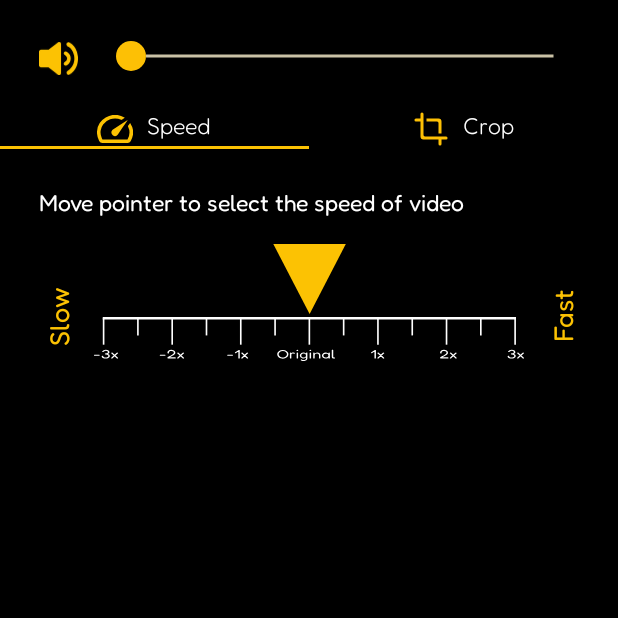
After one commit to SaadullahMaximus/SlowMotionApp, an Android app: the fragment MainFragment placed in its activity, on a phone screen of 412 x 824 dp, the top half of it. The commit adds this screen. Run offline under Robolectric (Android 15) with nearby library versions, the phone set to English and light mode, and no system bars; our stand-ins replace sdp/ssp sizes; 2 statements that could not run were skipped.

Commit message:
Working fine till now layout:)

```diff
--- /dev/null
+++ b/app/src/main/java/com/example/slowmotionapp/adapters/ViewPagerAdapter.kt
@@ -0,0 +1,27 @@
+package com.example.slowmotionapp.adapters
+
+import androidx.fragment.app.Fragment
+import androidx.fragment.app.FragmentManager
+import androidx.fragment.app.FragmentPagerAdapter
+
+
+class ViewPagerAdapter(fm: FragmentManager) : FragmentPagerAdapter(fm) {
+    private val fragments: MutableList<Fragment> = ArrayList()
+    private val fragmentTitle: MutableList<String> = ArrayList()
+    fun add(fragment: Fragment, title: String) {
+        fragments.add(fragment)
+        fragmentTitle.add(title)
+    }
+
+    override fun getItem(position: Int): Fragment {
+        return fragments[position]
+    }
+
+    override fun getCount(): Int {
+        return fragments.size
+    }
+
+    override fun getPageTitle(position: Int): CharSequence {
+        return fragmentTitle[position]
+    }
+}
--- /dev/null
+++ b/app/src/main/java/com/example/slowmotionapp/customviews/NonSwipeableViewPager.kt
@@ -0,0 +1,19 @@
+package com.example.slowmotionapp.customviews
+
+import android.content.Context
+import android.util.AttributeSet
+import android.view.MotionEvent
+import androidx.viewpager.widget.ViewPager
+
+class NonSwipeableViewPager(context: Context, attrs: AttributeSet) : ViewPager(context, attrs) {
+
+    override fun onTouchEvent(ev: MotionEvent): Boolean {
+        // Disable touch events
+        return false
+    }
+
+    override fun onInterceptTouchEvent(ev: MotionEvent): Boolean {
+        // Disable touch events
+        return false
+    }
+}
--- /dev/null
+++ b/app/src/main/java/com/example/slowmotionapp/ui/fragments/CropFragment.kt
@@ -0,0 +1,19 @@
+package com.example.slowmotionapp.ui.fragments
+
+import android.os.Bundle
+import android.view.LayoutInflater
+import android.view.View
+import android.view.ViewGroup
+import androidx.fragment.app.Fragment
+import com.example.slowmotionapp.R
+
+class CropFragment : Fragment() {
+
+    override fun onCreateView(
+        inflater: LayoutInflater, container: ViewGroup?,
+        savedInstanceState: Bundle?
+    ): View? {
+        // Inflate the layout for this fragment
+        return inflater.inflate(R.layout.fragment_crop, container, false)
+    }
+}
--- /dev/null
+++ b/app/src/main/java/com/example/slowmotionapp/ui/fragments/MainFragment.kt
@@ -0,0 +1,63 @@
+package com.example.slowmotionapp.ui.fragments
+
+import android.os.Bundle
+import android.view.LayoutInflater
+import android.view.View
+import android.view.ViewGroup
+import android.widget.ImageView
+import android.widget.TextView
+import androidx.fragment.app.Fragment
+import androidx.fragment.app.FragmentManager
+import com.example.slowmotionapp.adapters.ViewPagerAdapter
+import com.example.slowmotionapp.R
+import com.example.slowmotionapp.databinding.FragmentMainBinding
+import com.google.android.material.tabs.TabLayout
+
+
+class MainFragment : Fragment() {
+
+    private var _binding: FragmentMainBinding? = null
+    private val binding get() = _binding!!
+
+    private var childFragmentManager: FragmentManager? = null
+
+    override fun onCreateView(
+        inflater: LayoutInflater, container: ViewGroup?,
+        savedInstanceState: Bundle?
+    ): View {
+        // Inflate the layout for this fragment
+        _binding = FragmentMainBinding.inflate(inflater, container, false)
+
+        childFragmentManager = getChildFragmentManager()
+
+        val viewPagerAdapter = ViewPagerAdapter(childFragmentManager!!)
+
+        viewPagerAdapter.add(SpeedFragment(), "Speed")
+        viewPagerAdapter.add(CropFragment(), "Crop")
+
+        binding.viewpager.adapter = viewPagerAdapter
+        binding.tabLayout.setupWithViewPager(binding.viewpager)
+        binding.tabLayout.setTabTextColors(R.color.baseColor, R.color.baseColor)
+
+        val tab1: TabLayout.Tab? = binding.tabLayout.getTabAt(0)
+        val tab2: TabLayout.Tab? = binding.tabLayout.getTabAt(1)
+
+        tab1?.customView = createTabView("Speed", R.drawable.speed_ic)
+        tab2?.customView = createTabView("Crop", R.drawable.crop_ic)
+
+        return binding.root
+    }
+
+    // Create a custom view for the tab with both icon and text
+    private fun createTabView(text: String, iconResId: Int): View {
+        val tabView =
+            LayoutInflater.from(requireContext()).inflate(R.layout.custom_tab_layout, null)
+        val textView = tabView.findViewById<TextView>(R.id.tab_text)
+        val iconView = tabView.findViewById<ImageView>(R.id.tab_icon)
+
+        textView.text = text
+        iconView.setImageResource(iconResId)
+
+        return tabView
+    }
+}
--- /dev/null
+++ b/app/src/main/java/com/example/slowmotionapp/ui/fragments/SpeedFragment.kt
@@ -0,0 +1,60 @@
+package com.example.slowmotionapp.ui.fragments
+
+import android.animation.ValueAnimator
+import android.os.Bundle
+import android.util.Log
+import android.view.LayoutInflater
+import android.view.View
+import android.view.ViewGroup
+import android.view.animation.BounceInterpolator
+import androidx.fragment.app.Fragment
+import com.example.slowmotionapp.customviews.KnobView
+import com.example.slowmotionapp.databinding.FragmentSpeedBinding
+
+class SpeedFragment : Fragment() {
+
+    private var _binding: FragmentSpeedBinding? = null
+    private val binding get() = _binding!!
+
+    override fun onCreateView(
+        inflater: LayoutInflater, container: ViewGroup?,
+        savedInstanceState: Bundle?
+    ): View {
+        // Inflate the layout for this fragment
+        _binding = FragmentSpeedBinding.inflate(inflater, container, false)
+
+        binding.knobView.setInitialKnobValue(6)
+        animateKnob(700F)
+
+
+
+        binding.knobView.setOnKnobPositionChangeListener(object :
+            KnobView.OnKnobPositionChangeListener {
+            override fun onKnobPositionChanged(knobValue: Int) {
+                // Handle the knob value change here
+                // You can display it in a TextView or perform any other actions
+                Log.d("Knob", "onKnobPositionChanged: $knobValue")
+            }
+        })
+
+
+
+        return binding.root
+    }
+
+    fun animateKnob(interval: Float) {
+        val knobAnimator = ValueAnimator.ofFloat(binding.knobView.knobPositionX, interval)
+        knobAnimator.addUpdateListener { animator ->
+            val animatedValue = animator.animatedValue as Float
+            binding.knobView.knobPositionX = animatedValue
+        }
+        // Set the interpolator for the bounce effect
+        knobAnimator.interpolator = BounceInterpolator()
+
+        // Set the duration of the animation in milliseconds
+        knobAnimator.duration = 1000
+
+        // Start the animation
+        knobAnimator.start()
+    }
+}
--- /dev/null
+++ b/app/src/main/res/drawable/speaker_ic.xml
@@ -0,0 +1,15 @@
+<vector xmlns:android="http://schemas.android.com/apk/res/android"
+    android:width="18.897dp"
+    android:height="15.755dp"
+    android:viewportWidth="18.897"
+    android:viewportHeight="15.755">
+  <path
+      android:pathData="M0,4.575a4,4 0,0 1,0.259 -0.505,0.817 0.817,0 0,1 0.734,-0.326c1.127,0 2.254,0 3.381,0a0.47,0.47 0,0 0,0.265 -0.089q2.066,-1.53 4.125,-3.07c0.2,-0.151 0.392,-0.33 0.6,-0.46 0.549,-0.338 1.2,0.064 1.278,0.782a2.009,2.009 0,0 1,0.009 0.228q0,6.738 0,13.475a1.2,1.2 0,0 1,-0.309 0.894,0.791 0.791,0 0,1 -1.087,0.072c-0.4,-0.318 -0.8,-0.626 -1.2,-0.93 -0.73,-0.549 -1.463,-1.091 -2.2,-1.636 -0.419,-0.312 -0.836,-0.626 -1.258,-0.931a0.4,0.4 0,0 0,-0.228 -0.062q-1.69,-0.006 -3.381,0a0.869,0.869 0,0 1,-0.805 -0.417,3.372 3.372,0 0,1 -0.189,-0.414Z"
+      android:fillColor="#fcc203"/>
+  <path
+      android:pathData="M18.898,8.477c-0.048,0.341 -0.092,0.683 -0.144,1.023a8.658,8.658 0,0 1,-0.752 2.4,8.4 8.4,0 0,1 -1.257,1.946 6.6,6.6 0,0 1,-2.162 1.663,0.765 0.765,0 0,1 -0.961,-0.223 1.121,1.121 0,0 1,-0.213 -1.1,0.907 0.907,0 0,1 0.39,-0.517c0.333,-0.228 0.679,-0.434 1,-0.68a5.563,5.563 0,0 0,1.584 -1.968,6.483 6.483,0 0,0 0.687,-2.292 7.55,7.55 0,0 0,-0.117 -2.412,6.683 6.683,0 0,0 -1.089,-2.446 5.354,5.354 0,0 0,-1.514 -1.428,4.108 4.108,0 0,1 -0.768,-0.575 1.086,1.086 0,0 1,0.366 -1.645,0.739 0.739,0 0,1 0.633,0.021 6.676,6.676 0,0 1,1.488 0.991,7.681 7.681,0 0,1 1.628,2.032 9.021,9.021 0,0 1,1.139 3.561c0.016,0.151 0.04,0.3 0.061,0.45Z"
+      android:fillColor="#fcc203"/>
+  <path
+      android:pathData="M15.346,7.874a3.549,3.549 0,0 1,-1.54 2.934,3.275 3.275,0 0,1 -0.723,0.364 0.878,0.878 0,0 1,-0.962 -0.332,0.8 0.8,0 0,1 -0.026,-0.946 3.612,3.612 0,0 1,0.611 -0.527,2.432 2.432,0 0,0 0.565,-0.488 1.668,1.668 0,0 0,0.3 -0.961,1.553 1.553,0 0,0 -0.5,-1.258c-0.179,-0.159 -0.4,-0.266 -0.586,-0.421a1.77,1.77 0,0 1,-0.443 -0.478,0.861 0.861,0 0,1 0.733,-1.2 1.723,1.723 0,0 1,1.1 0.432A3.565,3.565 0,0 1,15.346 7.874Z"
+      android:fillColor="#fcc203"/>
+</vector>
--- /dev/null
+++ b/app/src/main/res/drawable/speed_ic.xml
@@ -0,0 +1,12 @@
+<vector xmlns:android="http://schemas.android.com/apk/res/android"
+    android:width="17.895dp"
+    android:height="14.33dp"
+    android:viewportWidth="17.895"
+    android:viewportHeight="14.33">
+    <path
+        android:fillColor="#fcc203"
+        android:pathData="M13.783,1.43l-1.027,0.687c-0.165,0.11 -0.334,0.213 -0.493,0.331a0.216,0.216 0,0 1,-0.254 0.018,7.144 7.144,0 0,0 -5.486,-0.28 7.141,7.141 0,0 0,-3.49 2.681,7.039 7.039,0 0,0 -1.186,2.99 7.139,7.139 0,0 0,0.564 4.073c0.071,0.159 0.164,0.309 0.234,0.468a0.2,0.2 0,0 0,0.217 0.128c1.119,0 2.238,0 3.357,0h6.26c0.833,0 1.667,0 2.5,0a0.237,0.237 0,0 0,0.246 -0.143,7.112 7.112,0 0,0 0.2,-6.472 0.309,0.309 0,0 1,0.021 -0.347c0.337,-0.489 0.66,-0.987 1,-1.5 0.039,0.054 0.069,0.092 0.095,0.133a8.987,8.987 0,0 1,0.181 9.175,1.823 1.823,0 0,1 -1.723,0.955h-9.128c-0.991,0 -1.982,-0.005 -2.973,0a1.894,1.894 0,0 1,-1.825 -1.084,9.037 9.037,0 0,1 -1.051,-3.661 8.966,8.966 0,0 1,13.633 -8.253c0.03,0.018 0.059,0.037 0.088,0.057A0.436,0.436 0,0 1,13.783 1.43Z" />
+    <path
+        android:fillColor="#fcc203"
+        android:pathData="M15.218,2.679c-0.165,0.251 -0.329,0.5 -0.5,0.751 -1.448,2.172 -2.914,4.333 -4.333,6.523a1.785,1.785 0,1 1,-2.838 -2.159,1.034 1.034,0 0,1 0.218,-0.2q3.634,-2.427 7.271,-4.85c0.048,-0.032 0.1,-0.062 0.147,-0.093Z" />
+</vector>
--- /dev/null
+++ b/app/src/main/res/layout/custom_tab_layout.xml
@@ -0,0 +1,27 @@
+<!-- custom_tab_layout.xml -->
+<LinearLayout xmlns:android="http://schemas.android.com/apk/res/android"
+    android:layout_width="wrap_content"
+    android:layout_height="wrap_content"
+    android:gravity="center"
+    android:orientation="horizontal"
+    android:layout_gravity="center">
+
+    <ImageView
+        android:id="@+id/tab_icon"
+        android:layout_width="24dp"
+        android:layout_height="24dp"
+        android:layout_gravity="center_horizontal"
+        android:src="@drawable/speed_ic" />
+
+    <TextView
+        android:id="@+id/tab_text"
+        android:layout_width="wrap_content"
+        android:layout_height="wrap_content"
+        android:layout_gravity="center_horizontal"
+        android:textColor="@color/white"
+        android:fontFamily="@font/fredokalight"
+        android:layout_marginStart="@dimen/_7sdp"
+        android:text="Speed"
+        android:textSize="@dimen/_12sdp" />
+
+</LinearLayout>
--- /dev/null
+++ b/app/src/main/res/layout/fragment_main.xml
@@ -0,0 +1,61 @@
+<?xml version="1.0" encoding="utf-8"?>
+<androidx.constraintlayout.widget.ConstraintLayout xmlns:android="http://schemas.android.com/apk/res/android"
+    xmlns:app="http://schemas.android.com/apk/res-auto"
+    xmlns:tools="http://schemas.android.com/tools"
+    android:layout_width="match_parent"
+    android:layout_height="match_parent"
+    android:background="@color/black"
+    tools:context=".ui.fragments.MainFragment">
+
+    <ImageView
+        android:id="@+id/playPauseButton"
+        android:layout_width="@dimen/_20sdp"
+        android:layout_height="@dimen/_20sdp"
+        android:layout_marginStart="@dimen/_20sdp"
+        android:layout_marginTop="@dimen/_20sdp"
+        android:contentDescription="@string/speaker"
+        android:src="@drawable/speaker_ic"
+        app:layout_constraintStart_toStartOf="parent"
+        app:layout_constraintTop_toTopOf="parent" />
+
+    <SeekBar
+        android:id="@+id/seekBar"
+        style="?android:attr/progressBarStyleHorizontal"
+        android:layout_width="0dp"
+        android:layout_height="wrap_content"
+        android:layout_marginStart="@dimen/_15sdp"
+        android:layout_marginTop="@dimen/_21sdp"
+        android:layout_marginEnd="@dimen/_20sdp"
+        android:progressDrawable="@drawable/custom_seekbar_progress"
+        android:thumb="@drawable/custom_seekbar_thumb"
+        app:layout_constraintEnd_toEndOf="parent"
+        app:layout_constraintHorizontal_bias="1.0"
+        app:layout_constraintStart_toEndOf="@+id/playPauseButton"
+        app:layout_constraintTop_toTopOf="parent" />
+
+    <com.google.android.material.tabs.TabLayout
+        android:id="@+id/tab_layout"
+        style="@style/CustomTabLayout"
+        android:layout_width="match_parent"
+        android:layout_height="@dimen/_20sdp"
+        android:layout_marginTop="@dimen/_20sdp"
+        android:background="@color/black"
+        app:layout_constraintBottom_toTopOf="@id/viewpager"
+        app:layout_constraintEnd_toEndOf="parent"
+        app:layout_constraintStart_toStartOf="parent"
+        app:layout_constraintTop_toBottomOf="@id/seekBar"
+        app:tabGravity="fill"
+        app:tabMode="fixed" />
+
+    <com.example.slowmotionapp.customviews.NonSwipeableViewPager
+        android:id="@+id/viewpager"
+        android:layout_width="match_parent"
+        android:layout_height="0dp"
+        app:layout_behavior="@string/appbar_scrolling_view_behavior"
+        app:layout_constraintBottom_toBottomOf="parent"
+        app:layout_constraintEnd_toEndOf="parent"
+        app:layout_constraintStart_toStartOf="parent"
+        app:layout_constraintTop_toBottomOf="@id/tab_layout" />
+
+
+</androidx.constraintlayout.widget.ConstraintLayout>
--- /dev/null
+++ b/app/src/main/res/layout/fragment_speed.xml
@@ -0,0 +1,62 @@
+<?xml version="1.0" encoding="utf-8"?>
+<androidx.constraintlayout.widget.ConstraintLayout xmlns:android="http://schemas.android.com/apk/res/android"
+    xmlns:app="http://schemas.android.com/apk/res-auto"
+    xmlns:tools="http://schemas.android.com/tools"
+    android:layout_width="match_parent"
+    android:layout_height="match_parent"
+    android:background="@color/black"
+    tools:context=".ui.fragments.SpeedFragment">
+
+    <TextView
+        android:id="@+id/pointerTV"
+        android:layout_width="wrap_content"
+        android:layout_height="wrap_content"
+        android:layout_margin="@dimen/_20sdp"
+        android:fontFamily="@font/fredokaregular"
+        android:text="@string/move_pointer_to_select_the_speed_of_video"
+        android:textColor="@color/white"
+        android:textSize="@dimen/_12sdp"
+        app:layout_constraintStart_toStartOf="parent"
+        app:layout_constraintTop_toTopOf="parent" />
+
+    <TextView
+        android:id="@+id/slowTV"
+        android:layout_width="wrap_content"
+        android:layout_height="wrap_content"
+        android:fontFamily="@font/fredokaregular"
+        android:rotation="-90"
+        android:text="Slow"
+        android:layout_marginStart="@dimen/_15sdp"
+        android:textColor="@color/baseColor"
+        android:textSize="@dimen/_14sdp"
+        app:layout_constraintTop_toBottomOf="@id/pointerTV"
+        android:layout_marginTop="@dimen/_42sdp"
+        app:layout_constraintStart_toStartOf="parent" />
+
+    <com.example.slowmotionapp.customviews.KnobView
+        android:id="@+id/knobView"
+        android:layout_width="0dp"
+        android:layout_height="@dimen/_60sdp"
+        android:layout_marginStart="@dimen/_48sdp"
+        android:layout_marginEnd="@dimen/_48sdp"
+        android:layout_marginTop="@dimen/_14sdp"
+        android:layout_marginBottom="@dimen/_10sdp"
+        app:layout_constraintEnd_toEndOf="parent"
+        app:layout_constraintStart_toStartOf="parent"
+        app:layout_constraintTop_toBottomOf="@id/pointerTV" />
+
+    <TextView
+        android:id="@+id/fastTV"
+        android:layout_width="wrap_content"
+        android:layout_height="wrap_content"
+        android:fontFamily="@font/fredokaregular"
+        android:rotation="-90"
+        android:text="Fast"
+        android:textColor="@color/baseColor"
+        android:textSize="@dimen/_14sdp"
+        android:layout_marginEnd="@dimen/_15sdp"
+        app:layout_constraintTop_toBottomOf="@id/pointerTV"
+        android:layout_marginTop="@dimen/_42sdp"
+        app:layout_constraintEnd_toEndOf="parent" />
+
+</androidx.constraintlayout.widget.ConstraintLayout>
--- a/app/src/main/res/values/colors.xml
+++ b/app/src/main/res/values/colors.xml
@@ -9,4 +9,5 @@
     <color name="white">#FFFFFFFF</color>
     <!-- Fully transparent, equivalent to 0x00000000 -->
     <color name="transparent">#00000000</color>
+    <color name="baseColor">#FCC203</color>
 </resources>
--- a/app/src/main/res/values/strings.xml
+++ b/app/src/main/res/values/strings.xml
@@ -27,6 +27,8 @@
     <string name="create">Create</string>
     <string name="_00_00_">00:00</string>
     <string name="_0">0</string>
+    <string name="speaker">Speaker</string>
+    <string name="move_pointer_to_select_the_speed_of_video">Move pointer to select the speed of video</string>
 
 
 </resources>
--- a/app/src/main/res/values/themes.xml
+++ b/app/src/main/res/values/themes.xml
@@ -23,4 +23,9 @@
         <item name="backgroundTint">@null</item>
     </style>
 
+    <style name="CustomTabLayout" parent="Widget.Design.TabLayout">
+        <item name="tabIndicatorColor">@color/baseColor</item>
+    </style>
+
+
 </resources>
```
Also changed, not shown: app/src/main/java/com/example/slowmotionapp/ui/fragments/CropSpeedFragment.kt (+63 -55 lines), app/src/main/res/layout/activity_main.xml (+8 -8 lines), app/src/main/res/layout/fragment_crop.xml (added, +15 -0 lines), app/src/main/res/layout/fragment_crop_speed.xml (+54 -3 lines).
